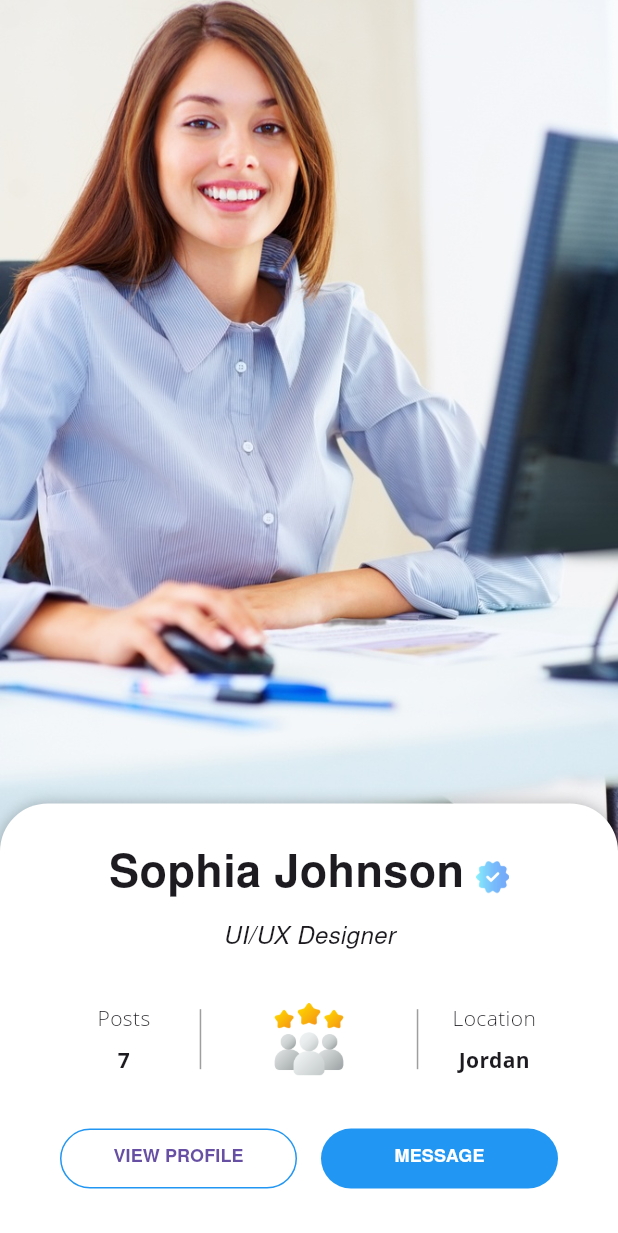
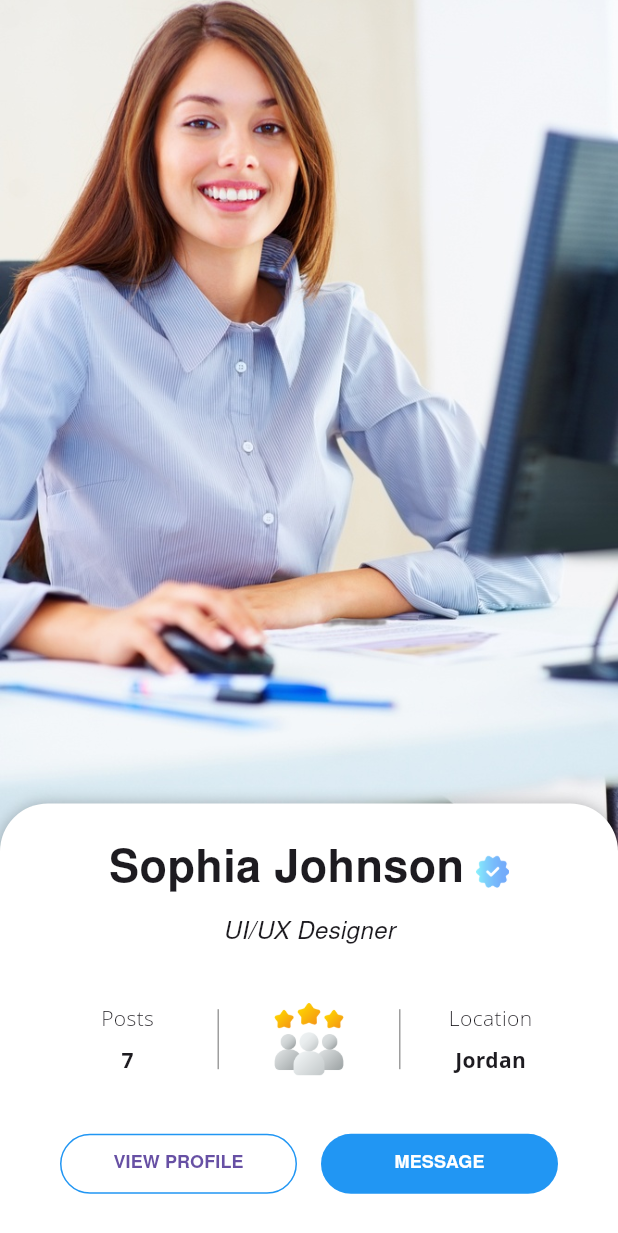
Before and after one commit to itsradaideh/UserProfile, a Flutter app: the screen it shows after launch, on a phone screen of 412 x 824 dp. Shown: the top 1233 px of the screen. Run offline on Flutter 3.47's test engine with Material 3 defaults, Android fonts, the phone set to English and light mode, and no system bars; drawn by our look-alikes of sliding_up_panel; our stand-ins replace flutter_rating_bar, like_button, readmore; network calls fail.

Commit message:
Expanded for _infoSection()

```diff
--- a/lib/profile_page.dart
+++ b/lib/profile_page.dart
@@ -341,10 +341,10 @@ class ProfilePageState extends State<ProfilePage> {
       mainAxisAlignment: MainAxisAlignment.spaceBetween,
       children: <Widget>[
         Expanded(
-          flex: 2,
+          flex: 3,
           child: _infoCell(title: 'Posts', value: '${gridMap.length}',),),
         Padding(
-          padding: const EdgeInsets.all(8.0),
+          padding: const EdgeInsets.all(15.0),
           child: Container(
             width: 1,
             height: 40,
@@ -382,7 +382,7 @@ class ProfilePageState extends State<ProfilePage> {
           ),
         ),
         Padding(
-          padding: const EdgeInsets.all(8.0),
+          padding: const EdgeInsets.all(15.0),
           child: Container(
             width: 1,
             height: 40,
@@ -390,7 +390,7 @@ class ProfilePageState extends State<ProfilePage> {
           ),
         ),
         Expanded(
-          flex: 2,
+          flex: 3,
           child: _infoCell(title: 'Location', value: 'Jordan')),
       ],
     );
```
